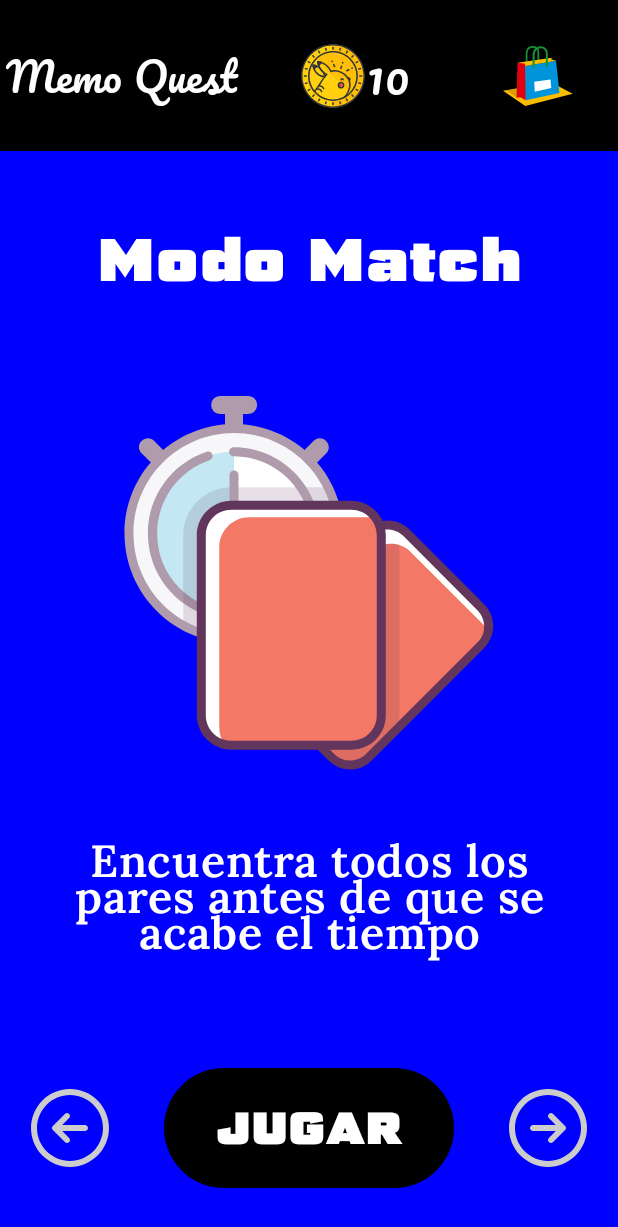
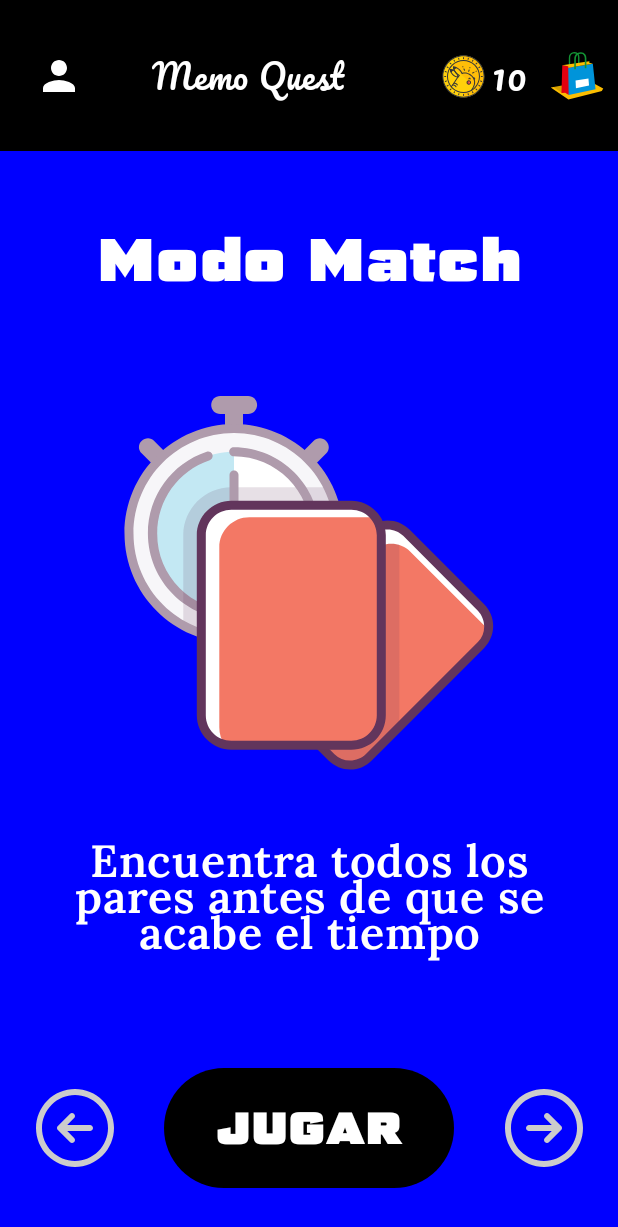
Before and after one commit to LunexaCorp/memoQuest, an Android app built with Jetpack Compose: the screen it shows after launch (MainActivity), on a phone screen of 412 x 824 dp. Shown: the top 1227 px of the screen. Run offline under Robolectric (Android 15) with nearby library versions, the phone set to English and light mode, and no system bars; our stand-ins replace Firebase (no records; nobody signed in at launch, a user with empty details on screens opened directly), Room's generated code; Roboto replaces fonts that are not available here.

```diff
--- a/app/src/main/java/com/nikelyh/jewels/MainActivity.kt
+++ b/app/src/main/java/com/nikelyh/jewels/MainActivity.kt
@@ -45,10 +45,18 @@ import com.nikelyh.jewels.ui.activities.NRedireccionActivity
 import com.nikelyh.jewels.ui.activities.StoreActivity
 import com.nikelyh.jewels.ui.adapters.MonedasAdapter
 import com.nikelyh.jewels.ui.adapters.TarjetaAdapter
+import androidx.compose.material.icons.Icons
+import androidx.compose.material.icons.filled.AccountCircle
+import androidx.compose.material.icons.filled.Person
+import androidx.compose.material3.AlertDialog
+import androidx.compose.material3.OutlinedTextField
+import androidx.compose.material3.TextButton
+import androidx.compose.ui.text.style.TextOverflow
 
 class MainActivity : ComponentActivity() {
     override fun onCreate(savedInstanceState: Bundle?) {
         super.onCreate(savedInstanceState)
+        com.nikelyh.jewels.data.AlmacenamientoJuego.inicializarSesion(this)
         MonedasAdapter.init(this)
         TarjetaAdapter.init(this)
         enableEdgeToEdge()
@@ -122,6 +130,58 @@ fun Panel(modifier: Modifier = Modifier) {
 @Composable
 fun Header(modifier: Modifier = Modifier, monedas: Int){
     val context = LocalContext.current
+
+    // --- LÓGICA DE LOGIN (DIALOG) ---
+    var showDialog by remember { mutableStateOf(false) }
+    var usernameInput by remember { mutableStateOf("") }
+    val usuarioConectado = com.nikelyh.jewels.data.AlmacenamientoJuego.usuarioActual
+    val estaOnline = usuarioConectado != null
+
+    if (showDialog) {
+        AlertDialog(
+            onDismissRequest = { showDialog = false },
+            title = { Text(text = if(estaOnline) "Perfil de Jugador" else "Sincronizar Nube") },
+            text = {
+                Column {
+                    if (estaOnline) {
+                        Text("Hola, $usuarioConectado 👋")
+                        Text("Tu progreso está seguro en la nube.", fontSize = 12.sp, color = Color.Gray)
+                        Text("\n¿Deseas cerrar sesión?", fontWeight = FontWeight.Bold)
+                    } else {
+                        Text("Juega seguro. Ingresa un alias para guardar tus monedas y cartas en la nube.")
+                        OutlinedTextField(
+                            value = usernameInput,
+                            onValueChange = { usernameInput = it },
+                            label = { Text("Tu Alias") },
+                            singleLine = true,
+                            modifier = Modifier.padding(top = 8.dp)
+                        )
+                    }
+                }
+            },
+            confirmButton = {
+                TextButton(
+                    onClick = {
+                        if (estaOnline) {
+                            com.nikelyh.jewels.data.AlmacenamientoJuego.desconectarUsuario(context)
+                        } else {
+                            if (usernameInput.isNotEmpty()) {
+                                com.nikelyh.jewels.data.AlmacenamientoJuego.conectarUsuario(context, usernameInput)
+                            }
+                        }
+                        showDialog = false
+                    }
+                ) {
+                    Text(if(estaOnline) "Cerrar Sesión" else "Conectar")
+                }
+            },
+            dismissButton = {
+                TextButton(onClick = { showDialog = false }) { Text("Cancelar") }
+            }
+        )
+    }
+
+    // --- DISEÑO VISUAL (HEADER) ---
     Column(
         modifier = modifier
             .fillMaxWidth()
@@ -130,64 +190,75 @@ fun Header(modifier: Modifier = Modifier, monedas: Int){
         Row(
             modifier = modifier
                 .fillMaxWidth()
-            ,
+                .padding(horizontal = 4.dp), // Un poco de margen a los lados
             verticalAlignment = Alignment.CenterVertically,
-            horizontalArrangement = Arrangement.Center
+            horizontalArrangement = Arrangement.SpaceBetween // Distribuye mejor el espacio
+        ) {
 
+            // 1. IZQUIERDA: Botón de Perfil (Login)
+            IconButton(
+                modifier = Modifier.weight(0.7f), // Le damos poco peso, es solo un icono
+                onClick = { showDialog = true }
             ) {
-            Text(
-                modifier = Modifier
-                    .weight(1.7f)
-                    .padding(4.dp)
-                ,
-                text = "Memo Quest",
-                fontFamily = PacificoFont,
-                fontSize = 27.sp,
-                color = Color.White
-            )
-
-            Row(
-                modifier = Modifier
-                    .weight(1f)
-                    .padding(start = 10.dp),
-                verticalAlignment = Alignment.CenterVertically,
-                horizontalArrangement = Arrangement.Center
-            ){
-
-                Image(
-                    modifier = Modifier.size(45.dp),
-                    painter = painterResource(R.drawable.coin_pikachu),
-                    contentDescription = "moneda pikachu"
-                )
-                Text(
-                    modifier = Modifier
-                        .weight(1f)
-                    ,
-                    text = "$monedas",
-                    fontFamily = PacificoFont,
-                    fontSize = 30.sp,
-                    color = Color.White
+                Icon(
+                    // Cambia de icono si está conectado
+                    imageVector = if (estaOnline) Icons.Default.AccountCircle else Icons.Default.Person,
+                    contentDescription = "Login",
+                    // Verde si está online, Blanco si no
+                    tint = if (estaOnline) Color(0xFF4CAF50) else Color.White,
+                    modifier = Modifier.size(32.dp)
                 )
             }
 
+            // 2. CENTRO: Título (Reducido un poco)
+            Text(
+                modifier = Modifier
+                    .weight(1.8f) // El que más ocupa
+                    .padding(horizontal = 4.dp),
+                text = if(estaOnline) "$usuarioConectado" else "Memo Quest", // Truco: Muestra el nombre si está conectado!
+                fontFamily = PacificoFont,
+                fontSize = 22.sp, // BAJAMOS DE 27 A 22 para que quepa
+                color = Color.White,
+                maxLines = 1, // Que no se baje de línea
+                overflow = TextOverflow.Ellipsis, // Pone "..." si el nombre es muy largo
+                textAlign = TextAlign.Center
+            )
 
+            // 3. DERECHA: Monedas + Tienda (Agrupados)
+            Row(
+                modifier = Modifier.weight(1.5f),
+                verticalAlignment = Alignment.CenterVertically,
+                horizontalArrangement = Arrangement.End
+            ){
+                // Monedas
+                Image(
+                    modifier = Modifier.size(30.dp), // Un pelín más pequeño
+                    painter = painterResource(R.drawable.coin_pikachu),
+                    contentDescription = null
+                )
+                Text(
+                    text = "$monedas",
+                    fontFamily = PacificoFont,
+                    fontSize = 24.sp, // Bajamos de 30 a 24
+                    color = Color.White,
+                    modifier = Modifier.padding(start = 4.dp, end = 8.dp)
+                )
+
+                // Tienda
                 IconButton(
-                modifier = Modifier
-                    .weight(1f)
-                ,
                     onClick = {
                         NRedireccionActivity(StoreActivity::class.java, context)
                     }
                 ) {
                     Image(
-                    modifier = Modifier.size(70.dp),
+                        modifier = Modifier.size(40.dp),
                         painter = painterResource(R.drawable.buy),
                         contentDescription = null
                     )
                 }
             }
         }
-
+    }
 }
 
 @Composable
@@ -300,7 +371,7 @@ fun Footer(
 
         Button(
             modifier = Modifier
-                .padding(16.dp)
+                .padding(10.dp)
                 .align(Alignment.CenterVertically)
             ,
             colors = ButtonDefaults.buttonColors(
--- a/app/src/main/java/com/nikelyh/jewels/ui/adapters/TarjetaAdapter.kt
+++ b/app/src/main/java/com/nikelyh/jewels/ui/adapters/TarjetaAdapter.kt
@@ -5,9 +5,11 @@ import androidx.compose.ui.graphics.Color
 import com.nikelyh.jewels.data.models.Tarjeta
 import com.nikelyh.jewels.R
 import com.nikelyh.jewels.data.AlmacenamientoJuego
+import com.nikelyh.jewels.data.database.AppDatabase
+import com.nikelyh.jewels.data.database.CartaCompradaEntity
 
 object TarjetaAdapter {
-
+    private lateinit var db: AppDatabase
     val list_images_base = mutableListOf<Int>(
         R.drawable.payaso,
         R.drawable.chicken,
@@ -49,18 +51,20 @@ object TarjetaAdapter {
     var pares: MutableList<Tarjeta> = mutableListOf()
 
     fun init(context: Context){
+
         list_images.clear()
         list_images.addAll(list_images_base)
 
-        val compradas = AlmacenamientoJuego.cargarCartasCompradas(context)
-        for (imgId in compradas) {
+        val compradasIds = AlmacenamientoJuego.cargarCartasCompradas(context)
+
+        for (imgId in compradasIds) {
             if (!list_images.contains(imgId)) {
                 list_images.add(imgId)
             }
         }
 
         venta.forEach { tarjetaVenta ->
-            if (compradas.contains(tarjetaVenta.picture)){
+            if (compradasIds.contains(tarjetaVenta.picture)){
                 tarjetaVenta.comprado = true
             }
         }
@@ -103,7 +107,7 @@ object TarjetaAdapter {
                 picture = list_images[index_image],
                 estado = Tarjeta.VOLTEADO,
                 color = color
-                )
+            )
             )
             lista.add(Tarjeta(
                 id = i + 1,
@@ -154,6 +158,7 @@ object TarjetaAdapter {
         if (!list_images.contains(tarjetaComprada.picture)) {
             list_images.add(tarjetaComprada.picture)
             pares = iniciarTarjetas()
+
             AlmacenamientoJuego.guardarCartaComprada(context, tarjetaComprada.picture)
         }
     }
```
Also changed, not shown: app/src/main/java/com/nikelyh/jewels/ui/adapters/MonedasAdapter.kt (+15 -3 lines). Lines whose indentation alone changed are shown as unchanged.
